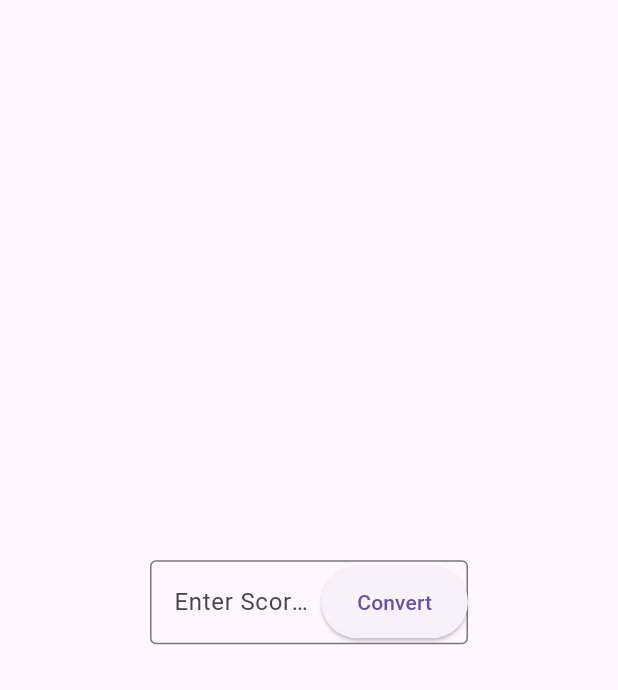
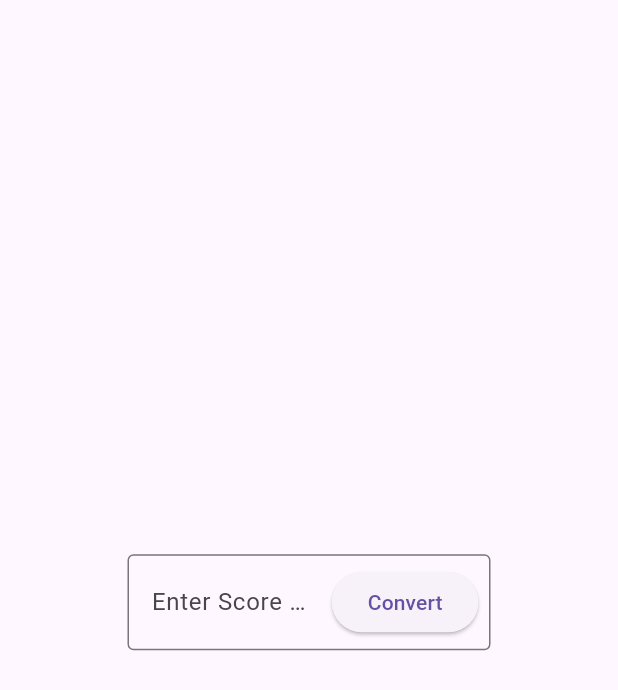
Before and after one commit to bsu-cs222/RothGradingTool2, a Flutter app: the screen it shows after launch, on a phone screen of 412 x 824 dp. Shown: the top 690 px of the screen. Run offline on Flutter 3.47's test engine with Material 3 defaults, Android fonts, the phone set to English and light mode, and no system bars.

```diff
--- a/lib/main.dart
+++ b/lib/main.dart
@@ -34,17 +34,20 @@ class _HomePageState extends State<HomePage> {
     return Scaffold(
         body: Column(mainAxisAlignment: MainAxisAlignment.center, children: [
       Padding(
-        padding: const EdgeInsets.all(100.0),
+        padding: const EdgeInsets.all(85.0),
         child: TextField(
             controller: _textController,
             decoration: InputDecoration(
                 hintText: 'Enter Score Here',
                 border: OutlineInputBorder(),
-                suffixIcon: ElevatedButton(
-                    onPressed: () {
-                      _onPressed();
-                    },
-                    child: Text('Convert')))),
+                suffixIcon: Padding(
+                  padding: const EdgeInsets.all(8.0),
+                  child: ElevatedButton(
+                      onPressed: () {
+                        _onPressed();
+                      },
+                      child: Text('Convert')),
+                ))),
       ),
       Text(_letterGrade),
     ]));
```
